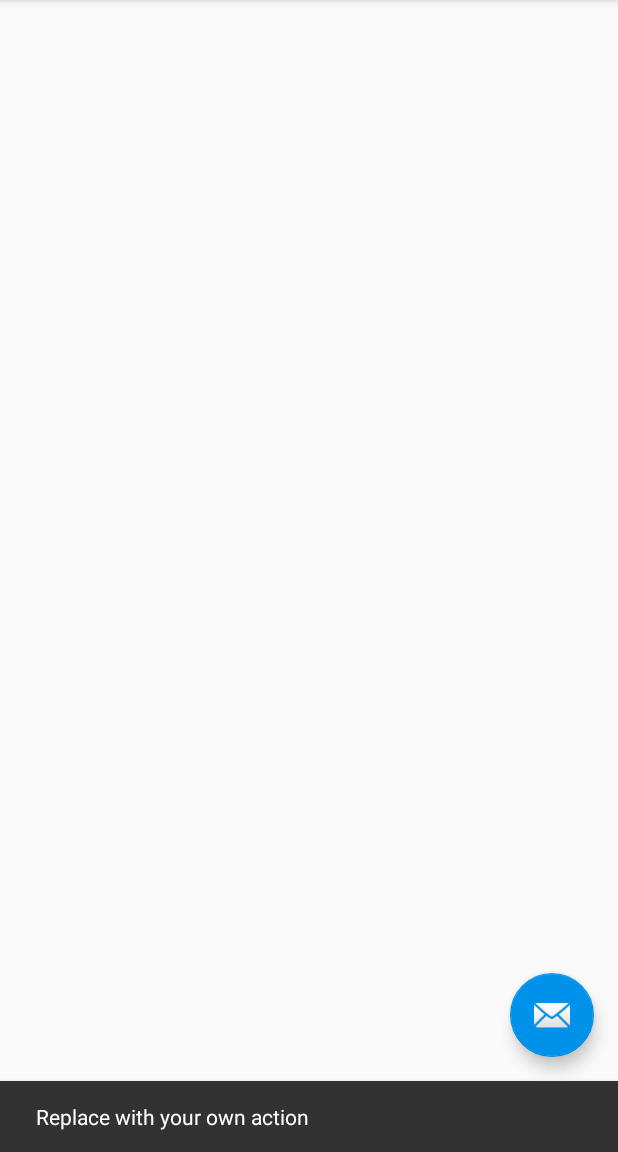
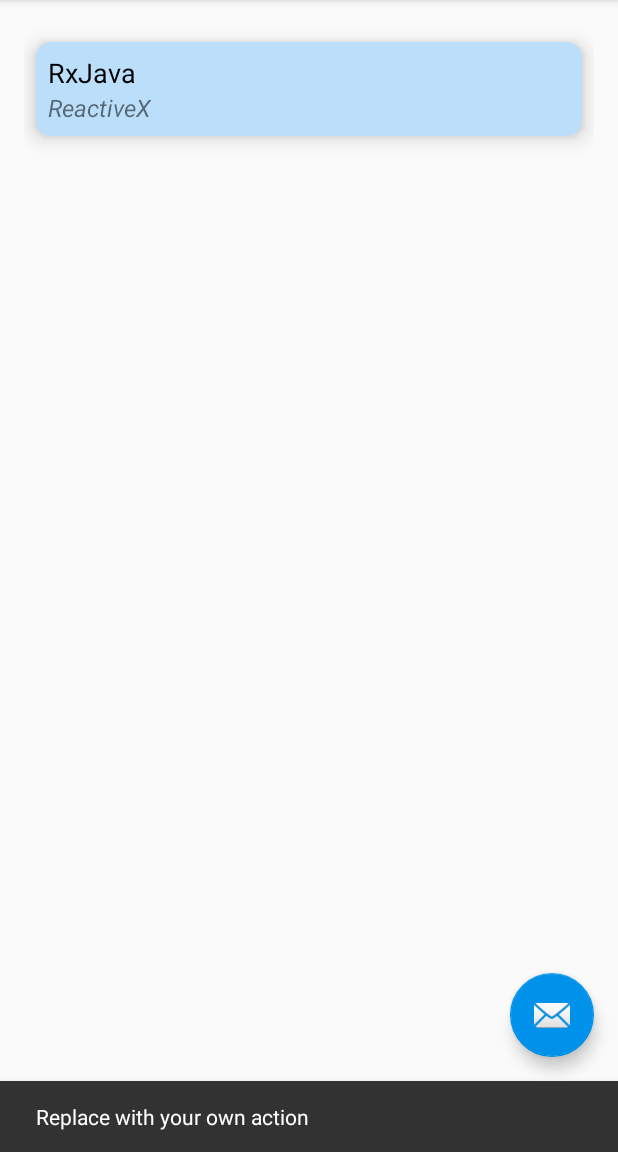
Before and after one commit to huhx0015/GitYourIssues, an Android app: the screen it shows after launch (MainActivity), after a tap on an icon or button, on a phone screen of 412 x 824 dp, the part 84-1236 px from its top. Run offline under Robolectric (Android 15) with nearby library versions, the phone set to English and light mode, and no system bars; our stand-ins replace ButterKnife; libraries missing offline, so code that uses them is left out: com.squareup.okhttp.

Commit message:
* Added CardView containing repo name/author and number of open issues.

```diff
--- a/app/src/main/java/com/huhx0015/gityourissues/activities/MainActivity.java
+++ b/app/src/main/java/com/huhx0015/gityourissues/activities/MainActivity.java
@@ -13,6 +13,7 @@ import android.view.View;
 import android.view.Menu;
 import android.view.MenuItem;
 import android.widget.ProgressBar;
+import android.widget.TextView;
 import com.huhx0015.gityourissues.R;
 import com.huhx0015.gityourissues.constants.GitConstants;
 import com.huhx0015.gityourissues.interfaces.RetrofitInterface;
@@ -39,6 +40,10 @@ public class MainActivity extends AppCompatActivity {
     @Bind(R.id.git_main_activity_fab_button) FloatingActionButton gitFabButton;
     @Bind(R.id.git_main_activity_progress_indicator) ProgressBar gitProgressBar;
     @Bind(R.id.git_main_activity_recycler_view) RecyclerView gitRecyclerView;
+    @Bind(R.id.repo_name_text) TextView gitRepoName;
+    @Bind(R.id.repo_author_text) TextView gitRepoAuthor;
+    @Bind(R.id.repo_open_issues_text) TextView gitOpenIssuesLabelText;
+    @Bind(R.id.repo_open_issues_value_text) TextView gitOpenIssuesValueText;
     @Bind(R.id.git_main_activity_toolbar) Toolbar gitToolbar;
 
     /** ACTIVITY LIFECYCLE METHODS _____________________________________________________________ **/
--- a/app/src/main/res/layout/content_main.xml
+++ b/app/src/main/res/layout/content_main.xml
@@ -11,7 +11,88 @@
     android:paddingTop="@dimen/activity_vertical_margin"
     app:layout_behavior="@string/appbar_scrolling_view_behavior"
     tools:context=".activities.MainActivity"
-    tools:showIn="@layout/activity_main">
+    tools:showIn="@layout/activity_main"
+    android:orientation="vertical">
+
+    <LinearLayout
+        android:orientation="horizontal"
+        android:layout_width="match_parent"
+        android:layout_height="wrap_content">
+
+        <android.support.v7.widget.CardView
+            xmlns:card_view="http://schemas.android.com/apk/res-auto"
+            android:layout_width="match_parent"
+            android:layout_height="wrap_content"
+            android:id="@+id/recycler_view_cardview_container"
+            android:foreground="?android:attr/selectableItemBackground"
+            card_view:cardBackgroundColor="@color/colorHighlightedCard"
+            card_view:cardCornerRadius="10dp"
+            card_view:cardElevation="8dp"
+            card_view:cardPreventCornerOverlap="false"
+            card_view:cardUseCompatPadding="true">
+
+            <LinearLayout
+                android:orientation="horizontal"
+                android:layout_width="match_parent"
+                android:layout_height="wrap_content"
+                android:padding="8dp"
+                android:gravity="center_vertical"
+                android:id="@+id/git_main_activity_cardview_container">
+
+                <LinearLayout
+                    android:orientation="vertical"
+                    android:layout_width="match_parent"
+                    android:layout_height="wrap_content"
+                    android:id="@+id/git_main_activity_repo_container"
+                    android:layout_weight="1">
+
+                    <TextView
+                        android:layout_width="fill_parent"
+                        android:layout_height="wrap_content"
+                        android:id="@+id/repo_name_text"
+                        android:textSize="18sp"
+                        android:typeface="sans"
+                        android:textColor="@android:color/black"
+                        android:text="@string/repo_name" />
+
+                    <TextView
+                        android:layout_width="fill_parent"
+                        android:layout_height="wrap_content"
+                        android:id="@+id/repo_author_text"
+                        android:textSize="16sp"
+                        android:typeface="sans"
+                        android:text="@string/repo_author"
+                        android:textStyle="italic" />
+                </LinearLayout>
+
+                <LinearLayout
+                    android:orientation="horizontal"
+                    android:layout_width="wrap_content"
+                    android:layout_height="wrap_content"
+                    android:gravity="center"
+                    android:layout_gravity="center"
+                    android:id="@+id/git_main_activity_open_issue_container"
+                    android:visibility="gone">
+
+                    <TextView
+                        android:layout_width="wrap_content"
+                        android:layout_height="wrap_content"
+                        android:text="@string/open_issues"
+                        android:id="@+id/repo_open_issues_text"
+                        android:textColor="@android:color/black" />
+
+                    <TextView
+                        android:layout_width="wrap_content"
+                        android:layout_height="wrap_content"
+                        android:text=" 0"
+                        android:id="@+id/repo_open_issues_value_text"
+                        android:textColor="@android:color/holo_red_dark" />
+                </LinearLayout>
+
+            </LinearLayout>
+
+        </android.support.v7.widget.CardView>
+    </LinearLayout>
 
     <FrameLayout
         android:layout_width="match_parent"
--- a/app/src/main/res/values/colors.xml
+++ b/app/src/main/res/values/colors.xml
@@ -3,4 +3,5 @@
     <color name="colorPrimary">#607D8B</color>
     <color name="colorPrimaryDark">#37474F</color>
     <color name="colorAccent">#0091EA</color>
+    <color name="colorHighlightedCard">#BBDEFB</color>
 </resources>
--- a/app/src/main/res/values/strings.xml
+++ b/app/src/main/res/values/strings.xml
@@ -1,4 +1,9 @@
 <resources>
     <string name="app_name">Git Your Issues</string>
     <string name="action_settings">Settings</string>
+
+    <string name="repo_name">RxJava</string>
+    <string name="repo_author">ReactiveX</string>
+
+    <string name="open_issues">Open Issues: </string>
 </resources>
```
